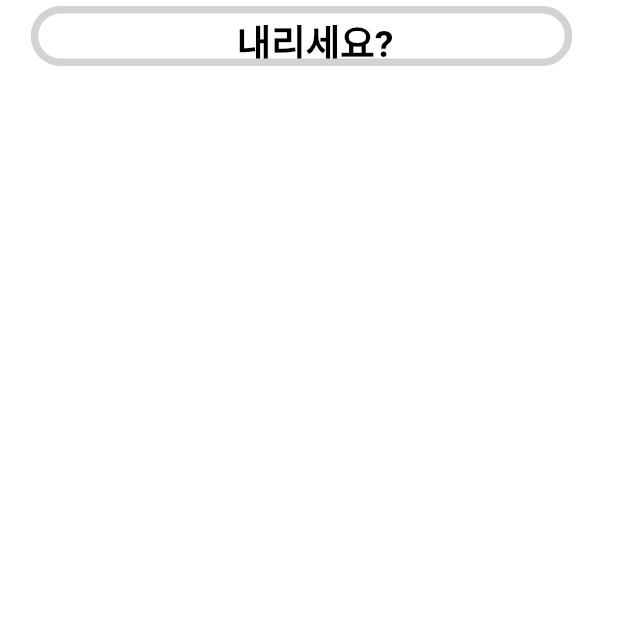
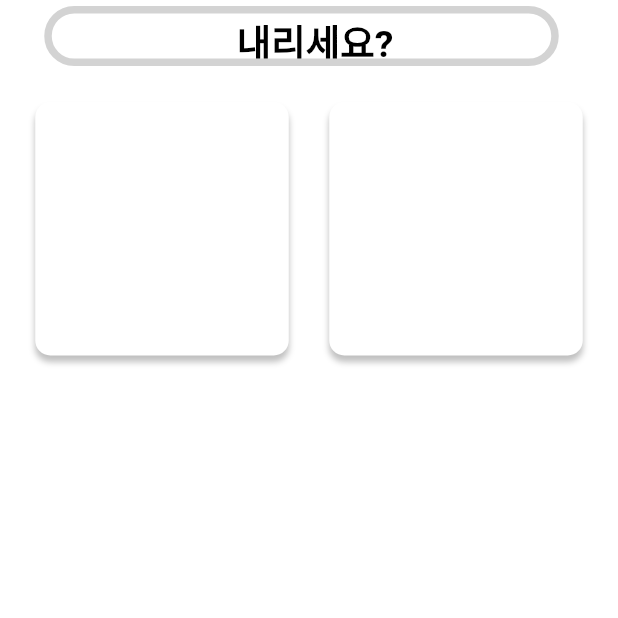
Before and after one commit to jdk829355/SubwayTracker, a Flutter app: the screen it shows after launch, on a phone screen of 412 x 824 dp, the top half of it. Run offline on Flutter 3.47's test engine with Material 2 defaults, Android fonts, the phone set to English and light mode, and no system bars; our stand-ins replace cloud_firestore, firebase_core, flutter_local_notifications, get; missing offline and left inert: flutter_beacon, swipe; accounts and stored records are empty; generated files the repository leaves out were written again.

Commit message:
addListViewInMainPage

```diff
--- a/lib/mainpage.dart
+++ b/lib/mainpage.dart
@@ -57,8 +57,50 @@ class _MainPageState extends State<MainPage> {
                     SizedBox(
                       //높이 여백(padding역할)
                       width: double.infinity,
-                      height: 30,
+                      height: 20,
                     ),
+                    Expanded(
+                        child: ListView(
+                      padding: EdgeInsets.only(left: 10, right: 10),
+                      children: [
+                        Row(
+                          mainAxisAlignment: MainAxisAlignment.spaceAround,
+                          crossAxisAlignment: CrossAxisAlignment.center,
+                          children: [
+                            Container(
+                              width: 169,
+                              height: 169,
+                              decoration: BoxDecoration(
+                                borderRadius: BorderRadius.circular(10),
+                                boxShadow: [
+                                  BoxShadow(
+                                    color: Color(0x3f000000),
+                                    blurRadius: 3,
+                                    offset: Offset(0, 4),
+                                  ),
+                                ],
+                                color: Colors.white,
+                              ),
+                            ),
+                            Container(
+                              width: 169,
+                              height: 169,
+                              decoration: BoxDecoration(
+                                borderRadius: BorderRadius.circular(10),
+                                boxShadow: [
+                                  BoxShadow(
+                                    color: Color(0x3f000000),
+                                    blurRadius: 3,
+                                    offset: Offset(0, 4),
+                                  ),
+                                ],
+                                color: Colors.white,
+                              ),
+                            )
+                          ],
+                        )
+                      ],
+                    ))
                   ],
                 )));
       },
--- a/lib/miniIndicator.dart
+++ b/lib/miniIndicator.dart
@@ -14,8 +14,8 @@ class _MiniIndicatorState extends State<MiniIndicator> {
   Widget build(BuildContext context) {
     if (Get.find<SimpleController>().scannedLine != "SubwayTracker") {
       return Container(
-        width: MediaQuery.of(context).size.width - 40,
-        height: 40,
+        width: 353,
+        height: 42,
         alignment: Alignment.center,
         child: Padding(
             padding: const EdgeInsets.only(right: 10),
@@ -61,7 +61,7 @@ class _MiniIndicatorState extends State<MiniIndicator> {
       );
     } else {
       return Container(
-        width: MediaQuery.of(context).size.width - 40,
+        width: 353,
         height: 40,
         alignment: Alignment.center,
         child: Padding(
--- a/lib/navigationBar.dart
+++ b/lib/navigationBar.dart
@@ -24,7 +24,7 @@ class _MyNavigationBarState extends State<MyNavigationBar> {
   Widget build(BuildContext context) {
     return SafeArea(
         child: Container(
-      width: MediaQuery.of(context).size.width - 40,
+      width: 353,
       height: 35,
       alignment: Alignment.center,
       child: Padding(
--- a/lib/traindatacontroller.dart
+++ b/lib/traindatacontroller.dart
@@ -56,12 +56,11 @@ class SimpleController extends GetxController {
   };
 
   final regions = <Region>[
-    for (var train in [for (var i = 1; i <= 10; i++) i])
-      Region(
-          identifier: "dxline",
-          proximityUUID: '74278bda-b644-4520-8f0c-720eaf059935',
-          major: train,
-          minor: 19641)
+    Region(
+        identifier: "dxline",
+        proximityUUID: '74278bda-b644-4520-8f0c-720eaf059935',
+        major: 10,
+        minor: 19640)
   ];
 
   void StringListToWidgetList(List<String> stationString) {
--- a/pubspec.yaml
+++ b/pubspec.yaml
@@ -68,6 +68,7 @@ flutter:
   # To add assets to your application, add an assets section, like this:
   assets:
   - downArrow.png
+  - downMovingArrow.gif
 
   # An image asset can refer to one or more resolution-specific "variants", see
   # https://flutter.dev/assets-and-images/#resolution-aware
```
Also changed, not shown: lib/main.dart (+2 -6 lines), lib/stationPicker.dart (+43 -6 lines), downMovingArrow.gif (added), 2 other files.
